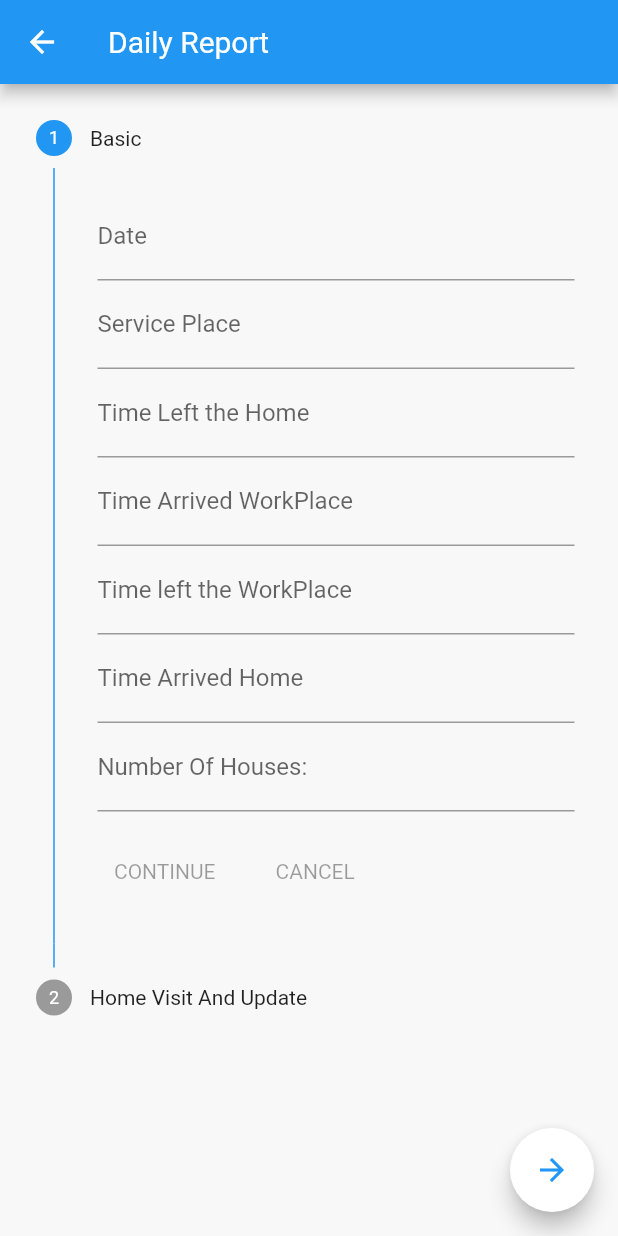
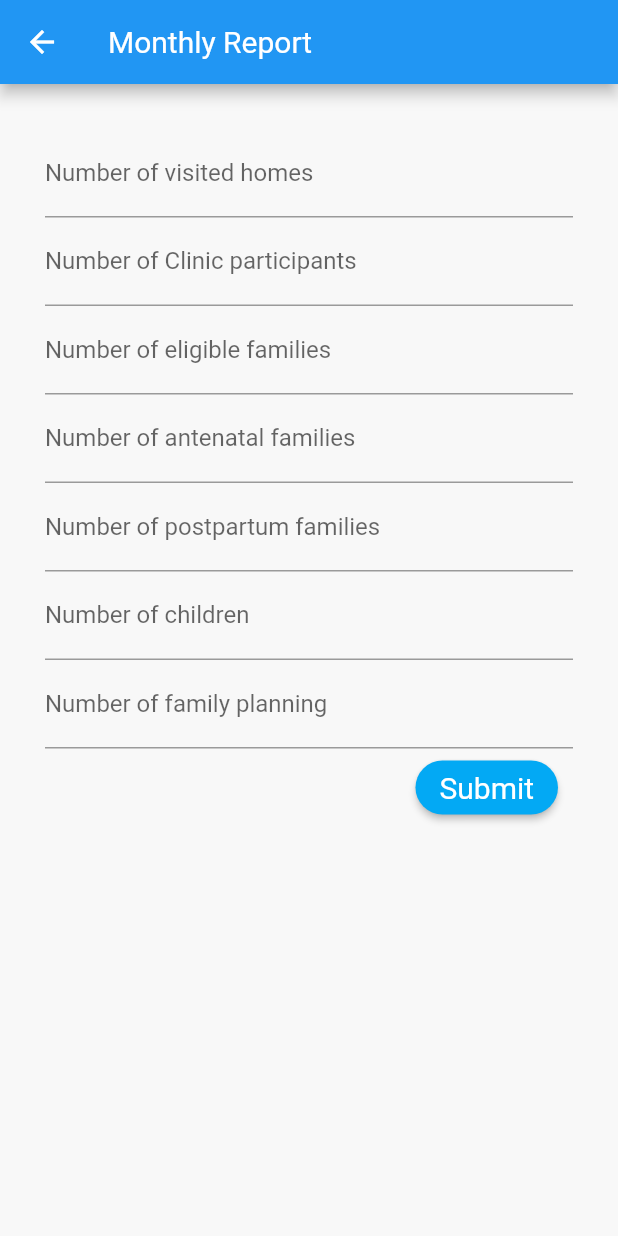
Before and after one commit to hiranthaPeiris/mum_care_app, a Flutter app: the screen it shows after launch, on a phone screen of 412 x 824 dp. Run offline on Flutter 3.47's test engine with Material 2 defaults, Android fonts, the phone set to English and light mode, and no system bars; our stand-ins replace cloud_firestore, firebase_auth, firebase_core, firebase_messaging, flutter_spinkit, flutter_svg and 2 more; missing offline and left inert: sign_button; accounts and stored records are empty; project files that could hold a hidden picture were left out.

Commit message:
sample monthly report added

```diff
--- a/lib/RouteGenerator.dart
+++ b/lib/RouteGenerator.dart
@@ -38,6 +38,8 @@ class RouteGenerator {
         return MaterialPageRoute(builder: (_) => LoginComp());
       case '/dailyRepo':
         return MaterialPageRoute(builder: (_) => DairlyReport());
+      case '/monthlyRepo':
+        return MaterialPageRoute(builder: (_) => MonthlyReport());
       case '/error':
         return MaterialPageRoute(
             builder: (_) => ErrorView(errorMsg: "Direct Route"));
--- a/lib/main.dart
+++ b/lib/main.dart
@@ -47,7 +47,7 @@ class _MyAppState extends State<MyApp> {
           textTheme:
               Theme.of(context).textTheme.apply(displayColor: kTextColor),
         ),
-        initialRoute: '/dailyRepo',
+        initialRoute: '/monthlyRepo',
         onGenerateRoute: RouteGenerator.generateRoute,
       ),
     );
--- a/lib/screens/Reports/monthlyRepo.dart
+++ b/lib/screens/Reports/monthlyRepo.dart
@@ -0,0 +1,239 @@
+import 'package:flutter/material.dart';
+//import 'package:flutter_datetime_picker/flutter_datetime_picker.dart';
+
+class MonthlyReport extends StatefulWidget {
+  @override
+  _MonthlyReportState createState() => _MonthlyReportState();
+}
+
+TextEditingController visitedHomes = TextEditingController();
+TextEditingController eligibleFam = TextEditingController();
+TextEditingController antenatalFam = TextEditingController();
+TextEditingController postPartum = TextEditingController();
+TextEditingController children = TextEditingController();
+TextEditingController famPlanning = TextEditingController();
+TextEditingController clinicPartici = TextEditingController();
+
+String montherval = 'Maala';
+String childval = 'Nikini';
+
+class _MonthlyReportState extends State<MonthlyReport> {
+  Widget motherNameDropDownMenu() {
+    return DropdownButton<String>(
+      value: montherval,
+      icon: Icon(Icons.arrow_drop_down),
+      iconSize: 18,
+      elevation: 20,
+      isExpanded: true,
+      style: TextStyle(
+          color: Colors.black, fontWeight: FontWeight.w700, fontSize: 18.0),
+      items: <String>['Maala', 'Seetha', 'Kamala', 'Nimali']
+          .map<DropdownMenuItem<String>>((String value) {
+        return DropdownMenuItem<String>(
+          value: value,
+          child: Padding(
+            padding: const EdgeInsets.fromLTRB(0, 0, 0, 0),
+            child: Text(
+              value,
+              //textAlign: TextAlign.center,
+            ),
+          ),
+        );
+      }).toList(),
+      onChanged: (String value) {
+        setState(() {
+          montherval = value;
+        });
+      },
+    );
+  }
+
+  Widget childrenNameDropDownMenu() {
+    return DropdownButton<String>(
+      value: childval,
+      icon: Icon(Icons.arrow_drop_down),
+      iconSize: 18,
+      elevation: 20,
+      isExpanded: true,
+      style: TextStyle(
+          color: Colors.black, fontWeight: FontWeight.w700, fontSize: 18.0),
+      items: <String>['Nikini', 'Thimir', 'Sharuk', 'Khan']
+          .map<DropdownMenuItem<String>>((String value) {
+        return DropdownMenuItem<String>(
+          value: value,
+          child: Padding(
+            padding: const EdgeInsets.fromLTRB(0, 0, 0, 0),
+            child: Text(
+              value,
+              //textAlign: TextAlign.center,
+            ),
+          ),
+        );
+      }).toList(),
+      onChanged: (String value) {
+        setState(() {
+          childval = value;
+        });
+      },
+    );
+  }
+
+  @override
+  Widget build(BuildContext context) {
+    //debugShowCheckedModeBanner:false;
+
+    return Scaffold(
+      appBar: AppBar(
+        title: Text('Monthly Report'),
+        //toolbarHeight:Icon(Icons.ac_unit_sharp),
+      ),
+      body: Padding(
+        padding: EdgeInsets.all(30),
+        child: ListView(
+          children: <Widget>[
+            Container(
+              child: Column(
+                crossAxisAlignment: CrossAxisAlignment.center,
+                mainAxisAlignment: MainAxisAlignment.start,
+                children: <Widget>[
+                  Column(
+                    children: <Widget>[
+                      /* Container(
+                        // child: Text('grg',
+                        // style: TextStyle(color: Colors.black, fontSize: 12)),
+                        height: 40.0,
+                        padding: EdgeInsets.fromLTRB(10, 10, 10, 10),
+                        color: Colors.lightBlue,
+
+                        child: Text("Monthly Report",
+                            style:
+                                TextStyle(color: Colors.black87, fontSize: 20)),
+                      ),*/
+                      /*  Row(
+                        children: <Widget>[
+                          //Padding(padding: EdgeInsets.fromLTRB(0, 0, 0, 10)),
+                          Container(
+                            height: 40.0,
+                            alignment: Alignment.bottomLeft,
+                            child: Text(
+                              "Mother Name:",
+                              style: TextStyle(
+                                  fontSize: 18.0, fontWeight: FontWeight.bold),
+                              textAlign: TextAlign.left,
+                            ),
+                          ),
+                          Container(
+                            child: motherNameDropDownMenu(),
+                            height: 40.0,
+                            width: 100.0,
+                            alignment: Alignment.topRight,
+                            decoration: BoxDecoration(
+                              borderRadius: BorderRadius.circular(0),
+                              color: Colors.white,
+                              //color: Colors.green,
+                            ),
+                          ),
+                        ],
+                      ),
+                      Row(
+                        children: <Widget>[
+                          Container(
+                            height: 40.0,
+                            alignment: Alignment.bottomLeft,
+                            child: Text(
+                              "Child Name   :",
+                              style: TextStyle(
+                                  fontSize: 18.0, fontWeight: FontWeight.bold),
+                              textAlign: TextAlign.left,
+                            ),
+                          ),
+                          Container(
+                            child: childrenNameDropDownMenu(),
+                            height: 40.0,
+                            width: 100.0,
+                            alignment: Alignment.topRight,
+                            decoration: BoxDecoration(
+                              borderRadius: BorderRadius.circular(0),
+                              color: Colors.white,
+                              //color: Colors.green,
+                            ),
+                          ),
+                        ],
+                      ),*/
+                      TextFormField(
+                        controller: visitedHomes,
+                        decoration: InputDecoration(
+                          labelText: "Number of visited homes",
+                          hintText: "Enter the number of visited homes",
+                        ),
+                      ),
+                      TextFormField(
+                        controller: clinicPartici,
+                        decoration: InputDecoration(
+                          labelText: "Number of Clinic participants ",
+                          hintText: "Enter the Number of Clinic participants",
+                        ),
+                      ),
+                      TextFormField(
+                        controller: eligibleFam,
+                        decoration: InputDecoration(
+                          labelText: "Number of eligible families",
+                          hintText: "Enter the number of eligible families",
+                        ),
+                      ),
+                      TextFormField(
+                        controller: antenatalFam,
+                        decoration: InputDecoration(
+                          labelText: "Number of antenatal families",
+                          hintText: "Enter the number of antenatal families",
+                        ),
+                      ),
+                      TextFormField(
+                        controller: postPartum,
+                        decoration: InputDecoration(
+                          labelText: "Number of postpartum families",
+                          hintText: "Enter the Number of postpartum families",
+                        ),
+                      ),
+                      TextFormField(
+                        controller: children,
+                        decoration: InputDecoration(
+                          labelText: "Number of children",
+                          hintText: "Enter the Number of children",
+                        ),
+                      ),
+                      TextFormField(
+                        controller: famPlanning,
+                        decoration: InputDecoration(
+                          labelText: "Number of family planning",
+                          hintText: "Enter the Number of family planning",
+                        ),
+                      ),
+                      Container(
+                        height: 50.0,
+                        padding: EdgeInsets.fromLTRB(10, 0, 10, 0),
+                        alignment: Alignment.bottomRight,
+                        child: RaisedButton(
+                          shape: StadiumBorder(),
+                          textColor: Colors.white,
+                          color: Colors.lightBlue,
+                          child: Text(
+                            'Submit',
+                            style: TextStyle(
+                              fontSize: 20.0,
+                            ),
+                          ),
+                          onPressed: () {},
+                        ),
+                      ),
+                    ],
+                  ),
+                ],
+              ),
+            ),
+          ],
+        ),
+      ),
+    );
+  }
+}
```
